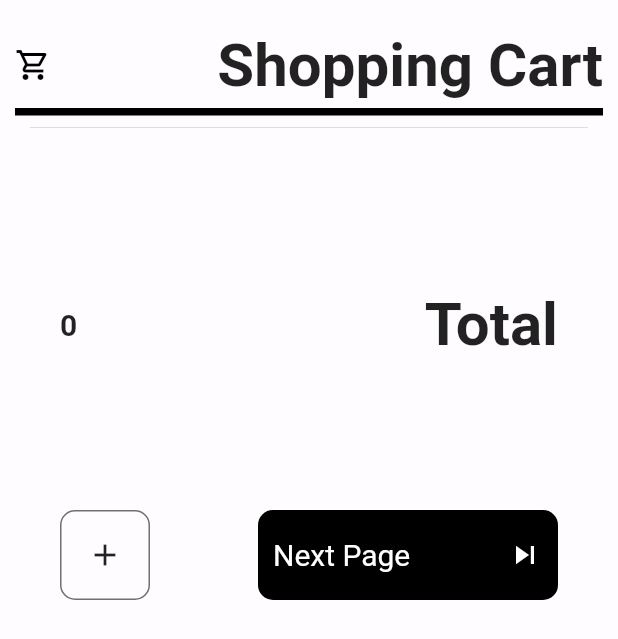
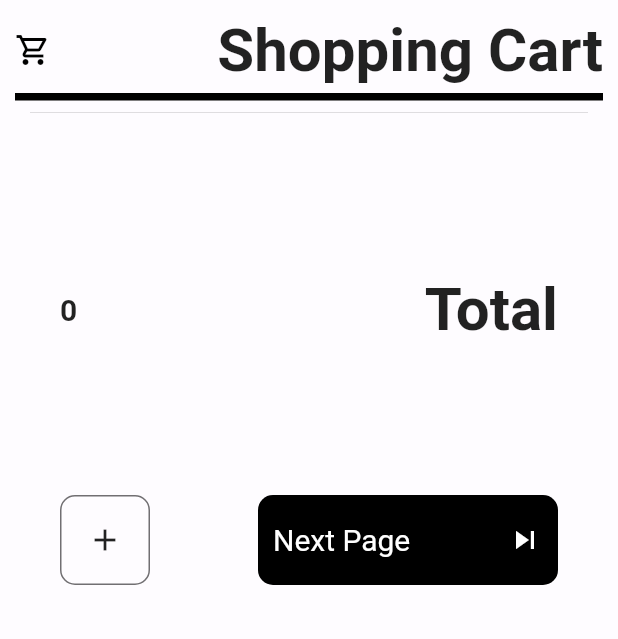
Before and after one commit to reginemeggm/flutter_shopping_cart, a Flutter app: the screen it shows after launch, on a phone screen of 412 x 824 dp. Shown: the top 639 px of the screen. Run offline on Flutter 3.47's test engine with Material 2 defaults, Android fonts, the phone set to English and light mode, and no system bars; our stand-ins replace get.

Commit message:
Adjust interface layout

```diff
--- a/lib/home_page.dart
+++ b/lib/home_page.dart
@@ -15,8 +15,7 @@ class HomePage extends StatelessWidget {
       body: Column(
         mainAxisAlignment: MainAxisAlignment.start,
         children: [
-          const SizedBox(height: 20),
-          //header
+          const SizedBox(height: 10),
           Padding(
             padding: const EdgeInsets.symmetric(horizontal: 10),
             child: Column(
@@ -42,11 +41,11 @@ class HomePage extends StatelessWidget {
               ],
             ),
           ),
-          //divider
+
           const Padding(
               padding: EdgeInsets.only(left: 20, right: 20), child: Divider()),
           const SizedBox(height: 100),
-          //total
+
           Padding(
             padding: const EdgeInsets.symmetric(horizontal: 40),
             child: Row(
--- a/lib/main.dart
+++ b/lib/main.dart
@@ -3,7 +3,7 @@ import 'package:flutter_shopping_cart/home_page.dart';
 import 'package:get/get.dart';
 import 'package:provider/provider.dart';
 import 'data_class.dart';
-import 'package:flutter/widgets.dart';
+
 
 
 void main() {
```
